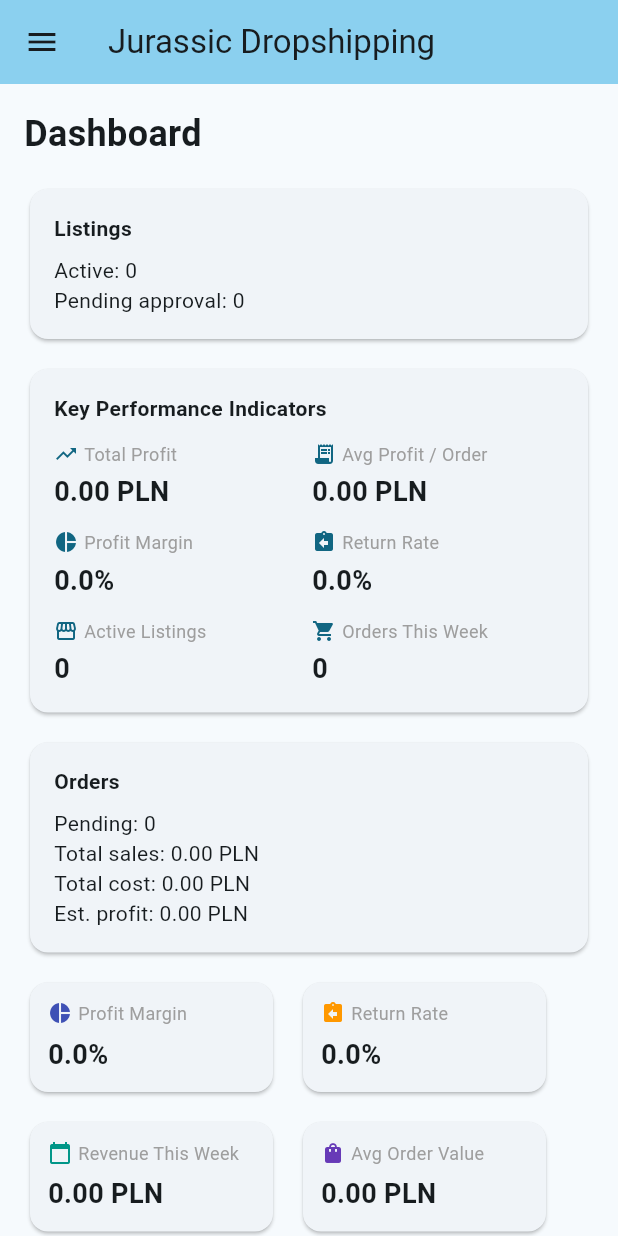
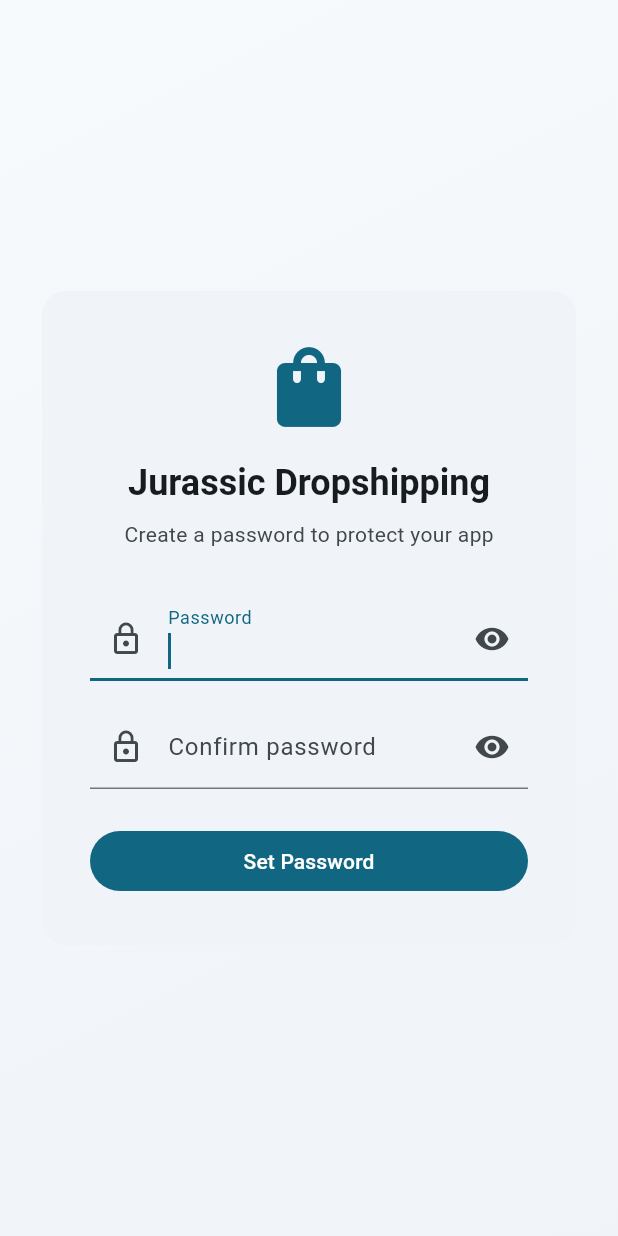
Before and after one commit to JurassicAlbert/jurassic_dropshipping, a Flutter app: the screen it shows after launch, on a phone screen of 412 x 824 dp. Run offline on Flutter 3.47's test engine with Material 3 defaults, Android fonts, the phone set to English and light mode, and no system bars; our stand-ins replace dio, drift, fl_chart, flutter_riverpod, flutter_secure_storage, freezed_annotation and 4 more; accounts and stored records are empty; generated files the repository leaves out were written again.

Commit message:
Add auth service and login screen with password protection

```diff
--- a/lib/app_providers.dart
+++ b/lib/app_providers.dart
@@ -1,6 +1,7 @@
 import 'package:flutter/material.dart' show ThemeMode;
 import 'package:flutter_riverpod/flutter_riverpod.dart';
 import 'package:jurassic_dropshipping/data/database/app_database.dart';
+import 'package:jurassic_dropshipping/services/auth_service.dart';
 import 'package:jurassic_dropshipping/data/models/decision_log.dart';
 import 'package:jurassic_dropshipping/data/models/listing.dart';
 import 'package:jurassic_dropshipping/data/models/order.dart';
@@ -41,6 +42,8 @@ import 'package:jurassic_dropshipping/services/targets/temu_seller_client.dart';
 import 'package:jurassic_dropshipping/services/targets/temu_target_platform.dart';
 
 final themeModeProvider = StateProvider<ThemeMode>((ref) => ThemeMode.system);
+
+final authServiceProvider = Provider<AuthService>((ref) => AuthService());
 
 final dbProvider = Provider<AppDatabase>((ref) => AppDatabase());
 
--- /dev/null
+++ b/lib/features/auth/auth_gate.dart
@@ -0,0 +1,72 @@
+import 'package:flutter/material.dart';
+import 'package:flutter_riverpod/flutter_riverpod.dart';
+import 'package:jurassic_dropshipping/app_providers.dart';
+import 'package:jurassic_dropshipping/features/auth/login_screen.dart';
+
+class AuthGate extends ConsumerStatefulWidget {
+  const AuthGate({super.key, required this.child});
+  final Widget child;
+
+  @override
+  ConsumerState<AuthGate> createState() => AuthGateState();
+}
+
+class AuthGateState extends ConsumerState<AuthGate> {
+  bool _authenticated = false;
+  bool _loading = true;
+  bool _isFirstTime = false;
+
+  @override
+  void initState() {
+    super.initState();
+    _checkAuth();
+  }
+
+  Future<void> _checkAuth() async {
+    final auth = ref.read(authServiceProvider);
+    final hasPassword = await auth.isPasswordSet;
+    if (!hasPassword) {
+      setState(() {
+        _loading = false;
+        _isFirstTime = true;
+      });
+      return;
+    }
+    final locked = await auth.isLocked;
+    setState(() {
+      _loading = false;
+      _authenticated = !locked;
+    });
+  }
+
+  void _onAuthenticated() {
+    setState(() {
+      _authenticated = true;
+      _isFirstTime = false;
+    });
+  }
+
+  void lockOut() {
+    setState(() {
+      _authenticated = false;
+    });
+  }
+
+  @override
+  Widget build(BuildContext context) {
+    if (_loading) {
+      return const Scaffold(body: Center(child: CircularProgressIndicator()));
+    }
+    if (!_authenticated) {
+      return Navigator(
+        onGenerateRoute: (_) => MaterialPageRoute<void>(
+          builder: (_) => LoginScreen(
+            isFirstTime: _isFirstTime,
+            onAuthenticated: _onAuthenticated,
+          ),
+        ),
+      );
+    }
+    return widget.child;
+  }
+}
--- /dev/null
+++ b/lib/features/auth/login_screen.dart
@@ -0,0 +1,196 @@
+import 'package:flutter/material.dart';
+import 'package:flutter_riverpod/flutter_riverpod.dart';
+import 'package:jurassic_dropshipping/app_providers.dart';
+
+class LoginScreen extends ConsumerStatefulWidget {
+  const LoginScreen({
+    super.key,
+    required this.isFirstTime,
+    required this.onAuthenticated,
+  });
+
+  final bool isFirstTime;
+  final VoidCallback onAuthenticated;
+
+  @override
+  ConsumerState<LoginScreen> createState() => _LoginScreenState();
+}
+
+class _LoginScreenState extends ConsumerState<LoginScreen> {
+  final _passwordController = TextEditingController();
+  final _confirmController = TextEditingController();
+  bool _obscure = true;
+  bool _obscureConfirm = true;
+  String? _error;
+  bool _busy = false;
+
+  @override
+  void dispose() {
+    _passwordController.dispose();
+    _confirmController.dispose();
+    super.dispose();
+  }
+
+  Future<void> _submit() async {
+    final password = _passwordController.text;
+    if (password.isEmpty) {
+      setState(() => _error = 'Password cannot be empty');
+      return;
+    }
+
+    final auth = ref.read(authServiceProvider);
+
+    setState(() {
+      _busy = true;
+      _error = null;
+    });
+
+    try {
+      if (widget.isFirstTime) {
+        final confirm = _confirmController.text;
+        if (password != confirm) {
+          setState(() {
+            _busy = false;
+            _error = 'Passwords do not match';
+          });
+          return;
+        }
+        await auth.setPassword(password);
+        widget.onAuthenticated();
+      } else {
+        final ok = await auth.unlock(password);
+        if (ok) {
+          widget.onAuthenticated();
+        } else {
+          setState(() {
+            _busy = false;
+            _error = 'Wrong password';
+          });
+        }
+      }
+    } catch (e) {
+      setState(() {
+        _busy = false;
+        _error = 'An error occurred';
+      });
+    }
+  }
+
+  @override
+  Widget build(BuildContext context) {
+    final theme = Theme.of(context);
+    final colorScheme = theme.colorScheme;
+    final isWide = MediaQuery.sizeOf(context).width > 600;
+
+    final content = Column(
+      mainAxisSize: MainAxisSize.min,
+      children: [
+        Icon(
+          Icons.shopping_bag,
+          size: 64,
+          color: colorScheme.primary,
+        ),
+        const SizedBox(height: 16),
+        Text(
+          'Jurassic Dropshipping',
+          style: theme.textTheme.headlineSmall?.copyWith(
+            fontWeight: FontWeight.bold,
+            color: colorScheme.onSurface,
+          ),
+        ),
+        const SizedBox(height: 8),
+        Text(
+          widget.isFirstTime ? 'Create a password to protect your app' : 'Enter your password to unlock',
+          style: theme.textTheme.bodyMedium?.copyWith(
+            color: colorScheme.onSurfaceVariant,
+          ),
+        ),
+        const SizedBox(height: 32),
+        TextField(
+          controller: _passwordController,
+          obscureText: _obscure,
+          autofocus: true,
+          decoration: InputDecoration(
+            labelText: 'Password',
+            prefixIcon: const Icon(Icons.lock_outline),
+            suffixIcon: IconButton(
+              icon: Icon(_obscure ? Icons.visibility : Icons.visibility_off),
+              onPressed: () => setState(() => _obscure = !_obscure),
+            ),
+          ),
+          onSubmitted: widget.isFirstTime ? null : (_) => _submit(),
+        ),
+        if (widget.isFirstTime) ...[
+          const SizedBox(height: 16),
+          TextField(
+            controller: _confirmController,
+            obscureText: _obscureConfirm,
+            decoration: InputDecoration(
+              labelText: 'Confirm password',
+              prefixIcon: const Icon(Icons.lock_outline),
+              suffixIcon: IconButton(
+                icon: Icon(_obscureConfirm ? Icons.visibility : Icons.visibility_off),
+                onPressed: () => setState(() => _obscureConfirm = !_obscureConfirm),
+              ),
+            ),
+            onSubmitted: (_) => _submit(),
+          ),
+        ],
+        if (_error != null) ...[
+          const SizedBox(height: 12),
+          Text(
+            _error!,
+            style: theme.textTheme.bodySmall?.copyWith(color: colorScheme.error),
+          ),
+        ],
+        const SizedBox(height: 24),
+        SizedBox(
+          width: double.infinity,
+          child: FilledButton(
+            onPressed: _busy ? null : _submit,
+            child: _busy
+                ? const SizedBox(
+                    height: 20,
+                    width: 20,
+                    child: CircularProgressIndicator(strokeWidth: 2),
+                  )
+                : Text(widget.isFirstTime ? 'Set Password' : 'Unlock'),
+          ),
+        ),
+      ],
+    );
+
+    final card = Card(
+      elevation: isWide ? 2 : 0,
+      shape: RoundedRectangleBorder(borderRadius: BorderRadius.circular(16)),
+      child: Padding(
+        padding: const EdgeInsets.all(32),
+        child: ConstrainedBox(
+          constraints: const BoxConstraints(maxWidth: 360),
+          child: content,
+        ),
+      ),
+    );
+
+    return Scaffold(
+      body: Container(
+        decoration: BoxDecoration(
+          gradient: LinearGradient(
+            begin: Alignment.topLeft,
+            end: Alignment.bottomRight,
+            colors: [
+              colorScheme.surface,
+              colorScheme.surfaceContainerLow,
+            ],
+          ),
+        ),
+        child: Center(
+          child: SingleChildScrollView(
+            padding: const EdgeInsets.all(24),
+            child: card,
+          ),
+        ),
+      ),
+    );
+  }
+}
--- a/lib/main.dart
+++ b/lib/main.dart
@@ -3,6 +3,7 @@ import 'package:flutter_riverpod/flutter_riverpod.dart';
 import 'package:hive_flutter/hive_flutter.dart';
 import 'package:jurassic_dropshipping/app_providers.dart';
 import 'package:jurassic_dropshipping/app_router.dart';
+import 'package:jurassic_dropshipping/features/auth/auth_gate.dart';
 
 void main() async {
   WidgetsFlutterBinding.ensureInitialized();
@@ -35,6 +36,7 @@ class JurassicDropshippingApp extends ConsumerWidget {
       ),
       themeMode: themeMode,
       routerConfig: goRouter,
+      builder: (context, child) => AuthGate(child: child ?? const SizedBox()),
     );
   }
 }
--- a/pubspec.yaml
+++ b/pubspec.yaml
@@ -63,6 +63,7 @@ dependencies:
   # Charts for dashboard
   fl_chart: ^0.69.0
   url_launcher: ^6.3.2
+  crypto: ^3.0.7
 
 dev_dependencies:
   flutter_test:
```
Also changed, not shown: lib/services/auth_service.dart (added, +43 -0 lines), pubspec.lock, 1 other file.
